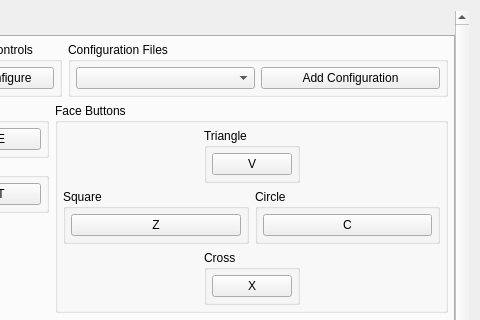
Qt form rpcs3/rpcs3qt/pad_settings_dialog.ui (RPCS3/rpcs3) before a commit; both pictures show x 842 to 1322 and y 0 to 320 of the 1322 by 884 pixel window.
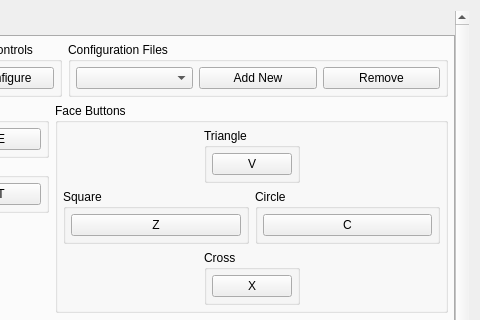
The same form after that commit. Icons and pictures are not drawn.

Commit message: Qt: add button to remove gamepad config

Patch:
```diff
--- a/rpcs3/rpcs3qt/pad_settings_dialog.ui
+++ b/rpcs3/rpcs3qt/pad_settings_dialog.ui
@@ -170,7 +170,17 @@
              <item>
               <widget class="QPushButton" name="b_addConfig">
                <property name="text">
-                <string>Add Configuration</string>
+                <string>Add New</string>
+               </property>
+               <property name="autoDefault">
+                <bool>false</bool>
+               </property>
+              </widget>
+             </item>
+             <item>
+              <widget class="QPushButton" name="b_remConfig">
+               <property name="text">
+                <string>Remove</string>
                </property>
                <property name="autoDefault">
                 <bool>false</bool>
```
The commit also changes 2 other files.
